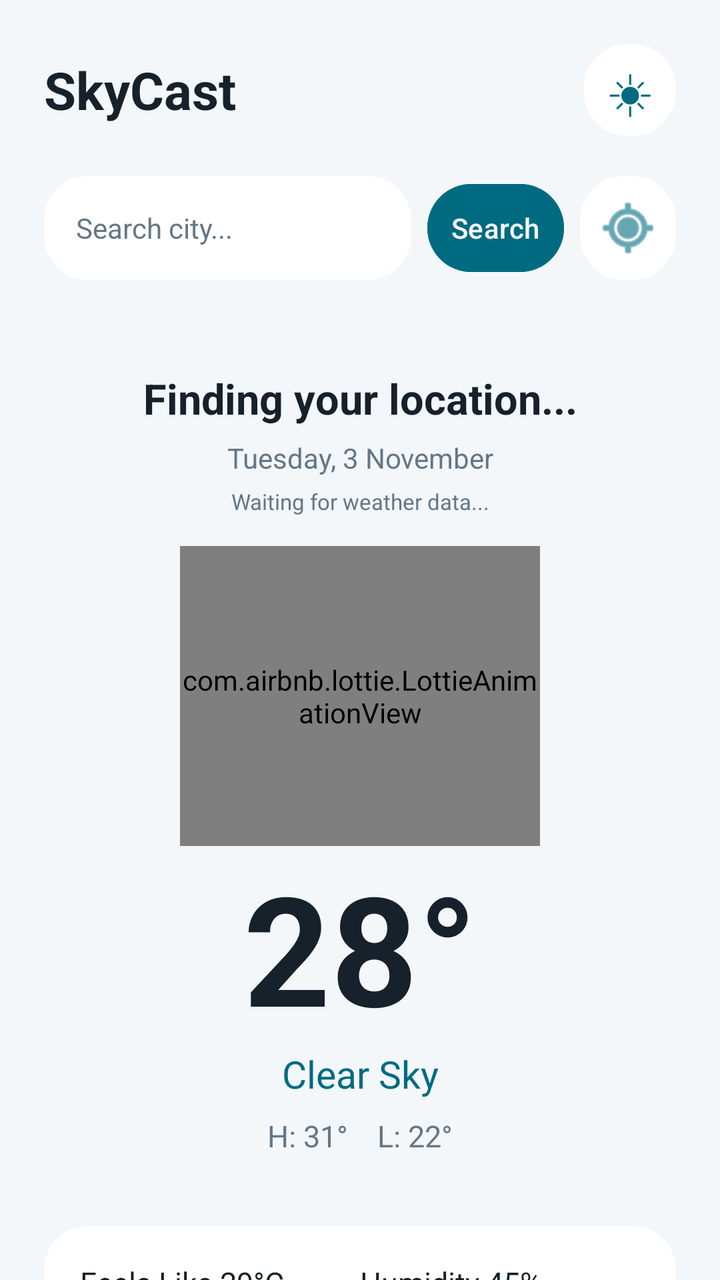
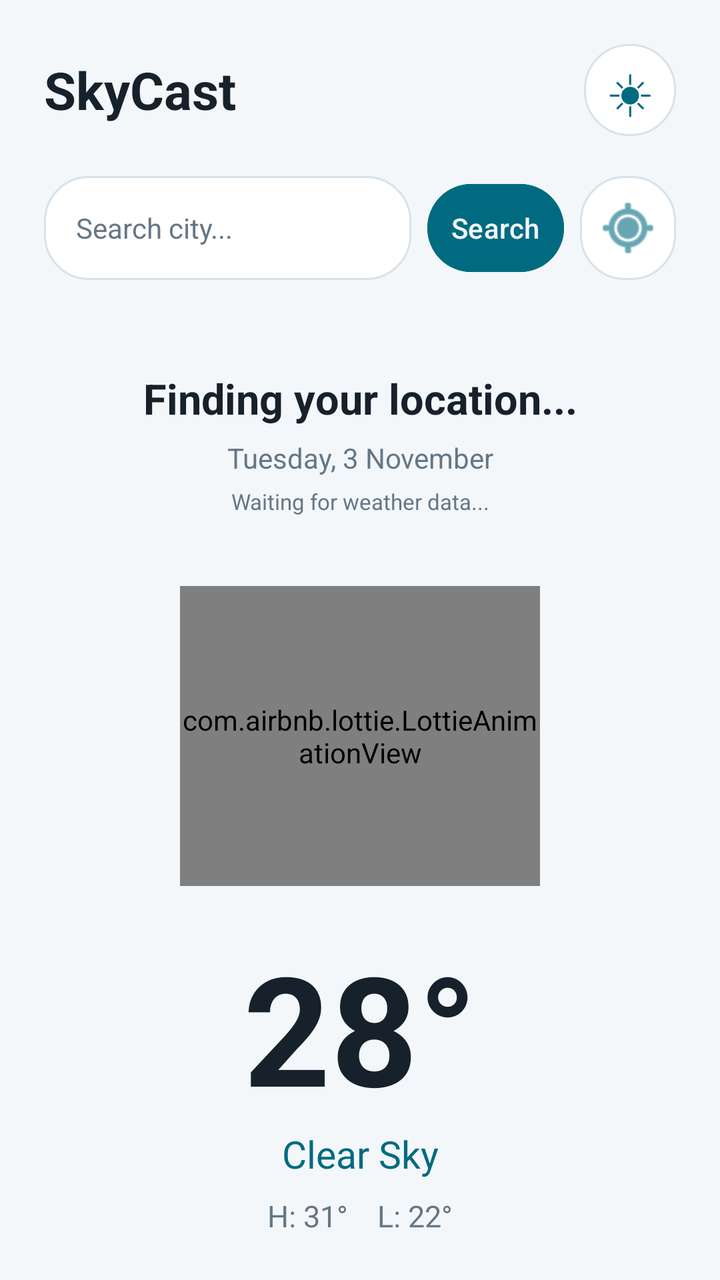

The first picture is an Android layout as it rendered before a commit; the second is the same layout after the commit. The layout source and the unified diff follow.
<!-- AndroidManifest.xml: application theme Theme.SkyCast -->
<!-- res/layout/activity_main.xml -->
<?xml version="1.0" encoding="utf-8"?>
<ScrollView xmlns:android="http://schemas.android.com/apk/res/android"
    xmlns:app="http://schemas.android.com/apk/res-auto"
    android:layout_width="match_parent"
    android:layout_height="match_parent"
    android:background="@drawable/bg_main"
    android:fillViewport="true"
    android:scrollbars="none">

    <LinearLayout
        android:layout_width="match_parent"
        android:layout_height="wrap_content"
        android:orientation="vertical"
        android:padding="22dp">

        
        <LinearLayout
            android:layout_width="match_parent"
            android:layout_height="wrap_content"
            android:gravity="center_vertical"
            android:orientation="horizontal">

            <TextView
                android:layout_width="0dp"
                android:layout_height="wrap_content"
                android:layout_weight="1"
                android:text="SkyCast"
                android:textColor="@color/sky_text_primary"
                android:textSize="26sp"
                android:textStyle="bold" />

            <TextView
                android:id="@+id/btnThemeToggle"
                android:layout_width="46dp"
                android:layout_height="46dp"
                android:background="@drawable/bg_weather_card"
                android:clickable="true"
                android:focusable="true"
                android:gravity="center"
                android:text="☀︎"
                android:textColor="@color/sky_accent"
                android:textSize="25sp"
                android:contentDescription="Switch to light mode" />

        </LinearLayout>

        
        <LinearLayout
            android:layout_width="match_parent"
            android:layout_height="wrap_content"
            android:layout_marginTop="20dp"
            android:layout_marginBottom="10dp"
            android:gravity="center_vertical"
            android:orientation="horizontal">

            <EditText
                android:id="@+id/etCitySearch"
                android:layout_width="0dp"
                android:layout_height="52dp"
                android:layout_weight="1"
                android:background="@drawable/bg_weather_card"
                android:hint="Search city..."
                android:imeOptions="actionSearch"
                android:inputType="textCapWords"
                android:paddingStart="16dp"
                android:paddingEnd="12dp"
                android:singleLine="true"
                android:textColor="@color/sky_text_primary"
                android:textColorHint="@color/sky_text_secondary"
                android:textSize="14sp" />

            <Button
                android:id="@+id/btnSearchCity"
                android:layout_width="wrap_content"
                android:layout_height="52dp"
                android:layout_marginStart="8dp"
                android:backgroundTint="@color/sky_accent"
                android:minWidth="0dp"
                android:paddingStart="12dp"
                android:paddingEnd="12dp"
                android:text="Search"
                android:textAllCaps="false"
                android:textColor="@color/sky_background" />

            <ImageButton
                android:id="@+id/btnCurrentLocation"
                android:layout_width="48dp"
                android:layout_height="52dp"
                android:layout_marginStart="8dp"
                android:background="@drawable/bg_weather_card"
                android:contentDescription="Use current location"
                android:padding="13dp"
                android:src="@android:drawable/ic_menu_mylocation"
                app:tint="@color/sky_accent" />
        </LinearLayout>

        
        <LinearLayout
            android:id="@+id/citySuggestionsContainer"
            android:layout_width="match_parent"
            android:layout_height="wrap_content"
            android:layout_marginTop="2dp"
            android:background="@drawable/bg_weather_card"
            android:elevation="8dp"
            android:orientation="vertical"
            android:padding="6dp"
            android:visibility="gone">

            <androidx.recyclerview.widget.RecyclerView
                android:id="@+id/citySuggestionsRecyclerView"
                android:layout_width="match_parent"
                android:layout_height="wrap_content"
                android:nestedScrollingEnabled="false"
                android:overScrollMode="never" />
        </LinearLayout>

        
        <TextView
            android:id="@+id/tvCity"
            android:layout_width="match_parent"
            android:layout_height="wrap_content"
            android:layout_marginTop="35dp"
            android:gravity="center"
            android:text="Finding your location..."
            android:textColor="@color/sky_text_primary"
            android:textSize="21sp"
            android:textStyle="bold" />

        <TextView
            android:id="@+id/tvDate"
            android:layout_width="match_parent"
            android:layout_height="wrap_content"
            android:layout_marginTop="6dp"
            android:gravity="center"
            android:text="Tuesday, 3 November"
            android:textColor="@color/sky_text_secondary"
            android:textSize="14sp" />

        <TextView
            android:id="@+id/tvLastUpdated"
            android:layout_width="match_parent"
            android:layout_height="wrap_content"
            android:layout_marginTop="5dp"
            android:gravity="center"
            android:text="Waiting for weather data..."
            android:textColor="@color/sky_text_secondary"
            android:textSize="11sp" />

        
        <com.airbnb.lottie.LottieAnimationView
            android:id="@+id/tvWeatherIcon"
            android:layout_width="180dp"
            android:layout_height="150dp"
            android:layout_gravity="center"
            android:layout_marginTop="15dp"
            app:lottie_autoPlay="false"
            app:lottie_loop="true" />

        
        <TextView
            android:id="@+id/tvTemperature"
            android:layout_width="match_parent"
            android:layout_height="wrap_content"
            android:gravity="center"
            android:text="28°"
            android:textColor="@color/sky_text_primary"
            android:textSize="76sp"
            android:textStyle="bold" />

        <TextView
            android:id="@+id/tvCondition"
            android:layout_width="match_parent"
            android:layout_height="wrap_content"
            android:gravity="center"
            android:text="Clear Sky"
            android:textColor="@color/sky_accent"
            android:textSize="19sp" />

        <TextView
            android:id="@+id/tvHighLow"
            android:layout_width="match_parent"
            android:layout_height="wrap_content"
            android:layout_marginTop="8dp"
            android:gravity="center"
            android:text="H: 31°    L: 22°"
            android:textColor="@color/sky_text_secondary"
            android:textSize="15sp" />

        
        <LinearLayout
            android:layout_width="match_parent"
            android:layout_height="wrap_content"
            android:layout_marginTop="35dp"
            android:background="@drawable/bg_weather_card"
            android:orientation="vertical"
            android:padding="18dp">

            <LinearLayout
                android:layout_width="match_parent"
                android:layout_height="wrap_content"
                android:orientation="horizontal">

                <TextView
                    android:id="@+id/tvFeelsLike"
                    android:layout_width="0dp"
                    android:layout_height="wrap_content"
                    android:layout_weight="1"
                    android:text="Feels Like
29°C"
                    android:textColor="@color/sky_text_primary"
                    android:textSize="15sp" />

                <TextView
                    android:id="@+id/tvHumidity"
                    android:layout_width="0dp"
                    android:layout_height="wrap_content"
                    android:layout_weight="1"
                    android:text="Humidity
45%"
                    android:textColor="@color/sky_text_primary"
                    android:textSize="15sp" />
            </LinearLayout>

            <View
                android:layout_width="match_parent"
                android:layout_height="1dp"
                android:layout_marginTop="18dp"
                android:layout_marginBottom="18dp"
                android:background="@color/sky_divider" />

            <LinearLayout
                android:layout_width="match_parent"
                android:layout_height="wrap_content"
                android:orientation="horizontal">

                <TextView
                    android:id="@+id/tvWind"
                    android:layout_width="0dp"
                    android:layout_height="wrap_content"
                    android:layout_weight="1"
                    android:text="Wind
12 km/h"
                    android:textColor="@color/sky_text_primary"
                    android:textSize="15sp" />

                <TextView
                    android:id="@+id/tvPressure"
                    android:layout_width="0dp"
                    android:layout_height="wrap_content"
                    android:layout_weight="1"
                    android:text="Pressure
1012 hPa"
                    android:textColor="@color/sky_text_primary"
                    android:textSize="15sp" />
            </LinearLayout>
        </LinearLayout>

        
        <TextView
            android:layout_width="match_parent"
            android:layout_height="wrap_content"
            android:layout_marginTop="32dp"
            android:text="5-Day Forecast"
            android:textColor="@color/sky_text_primary"
            android:textSize="20sp"
            android:textStyle="bold" />

        
        <androidx.recyclerview.widget.RecyclerView
            android:id="@+id/forecastRecyclerView"
            android:layout_width="match_parent"
            android:layout_height="185dp"
            android:layout_marginTop="15dp"
            android:clipToPadding="false"
            android:overScrollMode="never" />
    </LinearLayout>
</ScrollView>
<!-- resources referenced by this layout -->
<resources>
  <color name="sky_accent">#006B80</color>
  <color name="sky_background">#F3F7FA</color>
  <color name="sky_divider">#DFE7ED</color>
  <color name="sky_text_primary">#17212B</color>
  <color name="sky_text_secondary">#657786</color>
  <!-- drawable bg_main (drawable) -->
  <?xml version="1.0" encoding="utf-8"?>
  <shape xmlns:android="http://schemas.android.com/apk/res/android">
      <solid android:color="@color/sky_background" />
  </shape>
  <!-- drawable bg_weather_card (drawable) -->
  <?xml version="1.0" encoding="utf-8"?>
  <shape xmlns:android="http://schemas.android.com/apk/res/android">
      <solid android:color="@color/sky_card" />
      <corners android:radius="22dp" />
  </shape>
  <style name="Theme.SkyCast" parent="Base.Theme.SkyCast" />
  <color name="sky_card">#FFFFFF</color>
  <style name="Base.Theme.SkyCast" parent="Theme.Material3.DayNight.NoActionBar">
          
          
      </style>
</resources>

<!-- the commit's change to res/layout/activity_main.xml (unified diff, before → after) -->
@@ -147,14 +147,31 @@
             android:textSize="11sp" />
 
         
-        <com.airbnb.lottie.LottieAnimationView
-            android:id="@+id/tvWeatherIcon"
-            android:layout_width="180dp"
-            android:layout_height="150dp"
+        <FrameLayout
+            android:id="@+id/weatherAnimationContainer"
+            android:layout_width="220dp"
+            android:layout_height="190dp"
             android:layout_gravity="center"
-            android:layout_marginTop="15dp"
-            app:lottie_autoPlay="false"
-            app:lottie_loop="true" />
+            android:layout_marginTop="15dp">
+
+            
+            <View
+                android:id="@+id/weatherGlow"
+                android:layout_width="310dp"
+                android:layout_height="310dp"
+                android:layout_gravity="center"
+                android:background="@android:color/transparent" />
+
+            
+            <com.airbnb.lottie.LottieAnimationView
+                android:id="@+id/tvWeatherIcon"
+                android:layout_width="180dp"
+                android:layout_height="150dp"
+                android:layout_gravity="center"
+                app:lottie_autoPlay="false"
+                app:lottie_loop="true" />
+
+        </FrameLayout>
 
         
         <TextView
<!-- resource entries referenced after the edit -->
@@ -13,11 +13,19 @@
   <!-- drawable bg_weather_card (drawable) -->
   <?xml version="1.0" encoding="utf-8"?>
   <shape xmlns:android="http://schemas.android.com/apk/res/android">
+  
       <solid android:color="@color/sky_card" />
+  
       <corners android:radius="22dp" />
+  
+      <stroke
+          android:width="1dp"
+          android:color="@color/sky_card_border" />
+  
   </shape>
   <style name="Theme.SkyCast" parent="Base.Theme.SkyCast" />
   <color name="sky_card">#FFFFFF</color>
+  <color name="sky_card_border">#D8E2EA</color>
   <style name="Base.Theme.SkyCast" parent="Theme.Material3.DayNight.NoActionBar">
           
           
